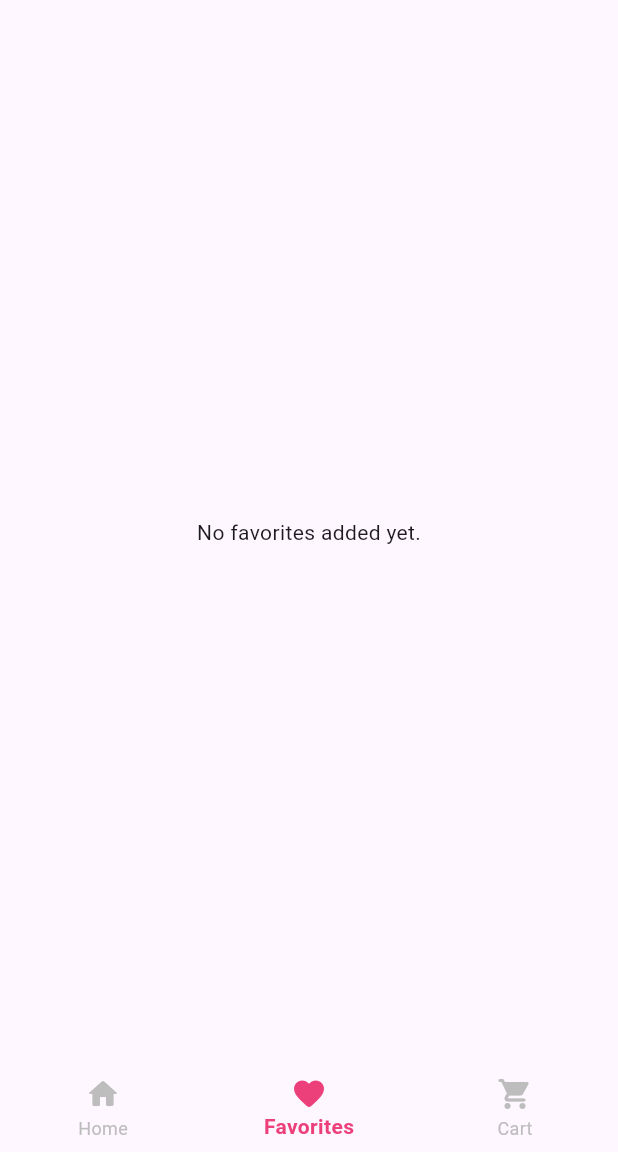
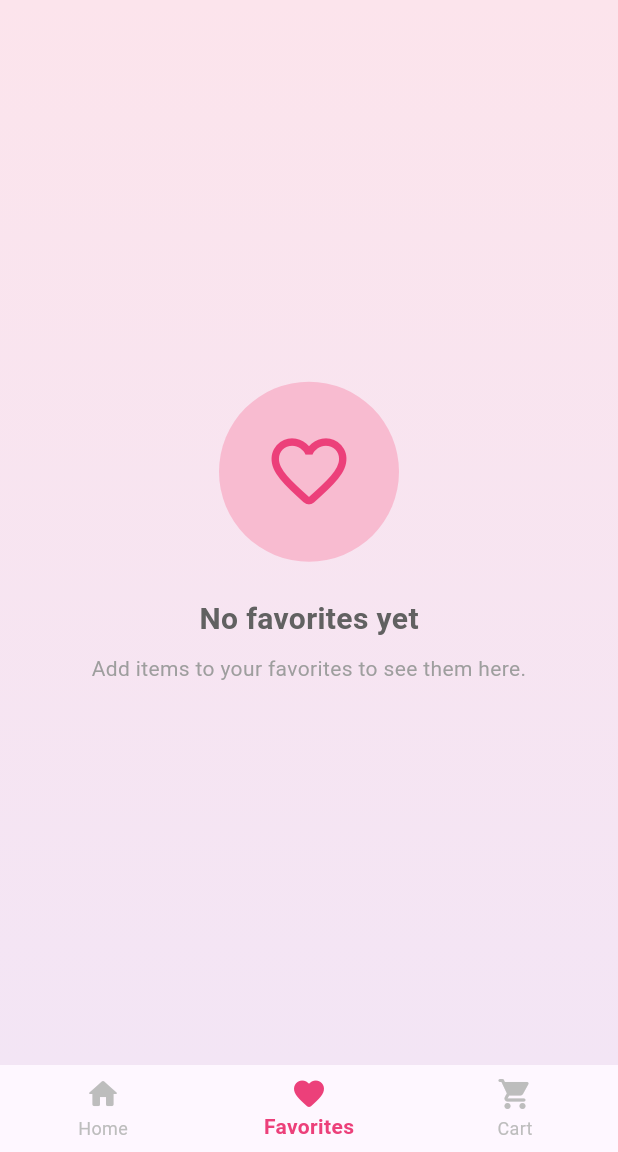
Before and after one commit to envertunasonmez/E-Commerce-App, a Flutter app: the screen it shows once a user with an empty profile is signed in, item 2 of the bottom bar chosen, on a phone screen of 412 x 824 dp, the part 84-1236 px from its top. Run offline on Flutter 3.47's test engine with Material 3 defaults, Android fonts, the phone set to English and light mode, and no system bars; our stand-ins replace firebase_auth, firebase_core, flutter_bloc, lottie; accounts and stored records are empty; network calls fail.

Commit message:
update  - favorite view

```diff
--- a/lib/view/favorites_view.dart
+++ b/lib/view/favorites_view.dart
@@ -12,8 +12,52 @@ class FavoritesView extends StatelessWidget {
     return BlocBuilder<FavoritesCubit, List<Product>>(
       builder: (context, favorites) {
         if (favorites.isEmpty) {
-          return const Center(child: Text("No favorites added yet."));
+          return Container(
+            decoration: BoxDecoration(
+              gradient: LinearGradient(
+                begin: Alignment.topCenter,
+                end: Alignment.bottomCenter,
+                colors: [Colors.pink.shade50, Colors.purple.shade50],
+              ),
+            ),
+            child: Center(
+              child: Column(
+                mainAxisAlignment: MainAxisAlignment.center,
+                children: [
+                  Container(
+                    width: 120,
+                    height: 120,
+                    decoration: BoxDecoration(
+                      color: Colors.pink.shade100,
+                      shape: BoxShape.circle,
+                    ),
+                    child: Icon(
+                      Icons.favorite_outline_rounded,
+                      size: 60,
+                      color: Colors.pink.shade400,
+                    ),
+                  ),
+                  const SizedBox(height: 24),
+                  Text(
+                    "No favorites yet",
+                    style: TextStyle(
+                      fontSize: 20,
+                      fontWeight: FontWeight.bold,
+                      color: Colors.grey.shade700,
+                    ),
+                  ),
+                  const SizedBox(height: 8),
+                  Text(
+                    "Add items to your favorites to see them here.",
+                    textAlign: TextAlign.center,
+                    style: TextStyle(fontSize: 14, color: Colors.grey.shade500),
+                  ),
+                ],
+              ),
+            ),
+          );
         }
+
         final width = MediaQuery.of(context).size.width;
         int crossAxisCount = 2;
         if (width > 1200) {
@@ -75,7 +119,7 @@ class FavoritesView extends StatelessWidget {
                           style: const TextStyle(
                             fontSize: 16,
                             fontWeight: FontWeight.bold,
-                            color: Colors.green,
+                            color: Colors.pink,
                           ),
                         ),
                       ),
@@ -87,9 +131,7 @@ class FavoritesView extends StatelessWidget {
                             context.read<CartCubit>().addToCart(product);
                             ScaffoldMessenger.of(context).showSnackBar(
                               SnackBar(
-                                content: Text(
-                                  "${product.title} added to cart",
-                                ),
+                                content: Text("${product.title} added to cart"),
                                 duration: const Duration(milliseconds: 800),
                               ),
                             );
```
